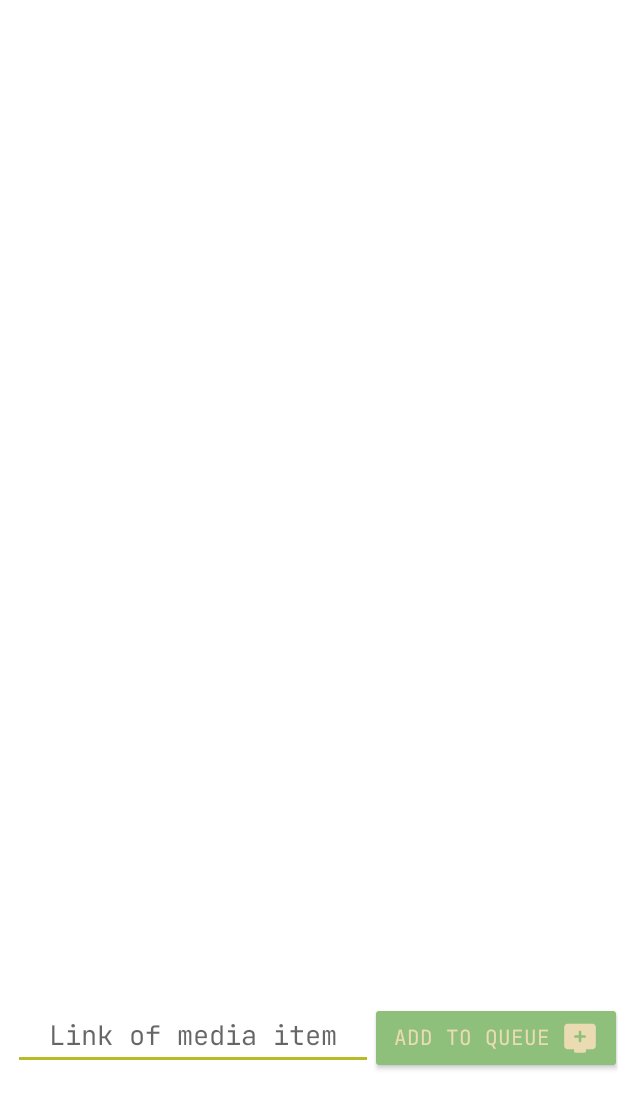
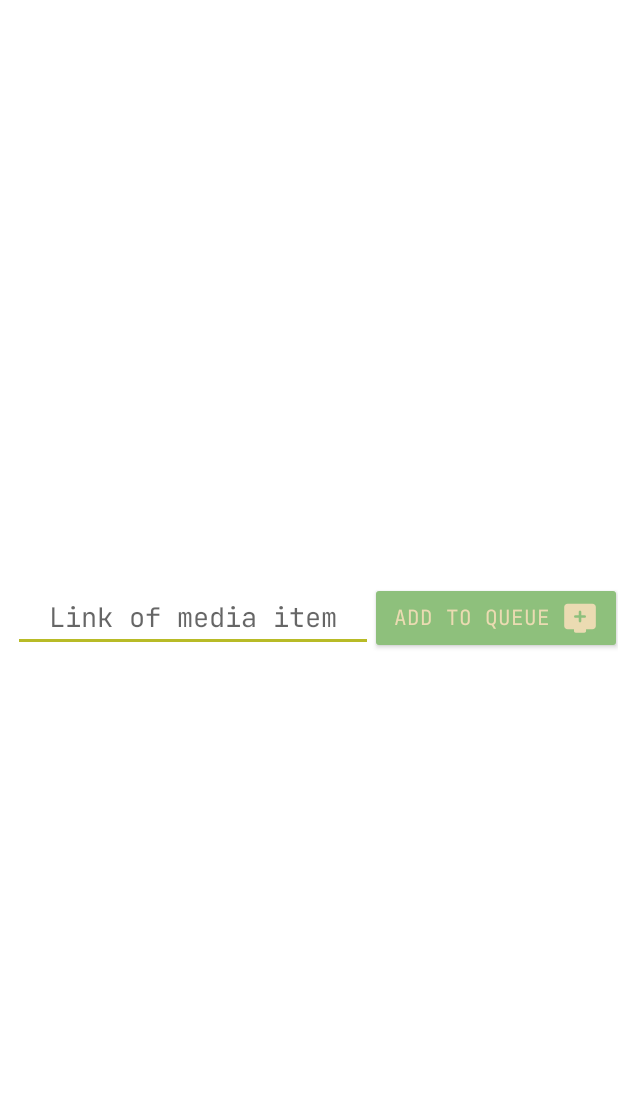
Before and after one commit to BrickerFixer/TurnableNew, an Android app: the layout activity_storage.xml on its own in the app's theme, with its tools: preview values and no code run, on a phone screen of 412 x 824 dp. Shown: the top 1109 px of the screen. Run offline under Robolectric (Android 15) with nearby library versions, the phone set to English and light mode, and no system bars.

Commit message:
added net storage tab

```diff
--- a/app/src/main/java/com/freeui/player/MainActivity.java
+++ b/app/src/main/java/com/freeui/player/MainActivity.java
@@ -5,6 +5,7 @@ import androidx.appcompat.app.AppCompatActivity;
 import androidx.appcompat.content.res.AppCompatResources;
 import androidx.core.content.ContextCompat;
 
+import android.content.Intent;
 import android.content.pm.ActivityInfo;
 import android.os.Bundle;
 import android.os.Handler;
@@ -54,6 +55,7 @@ public class MainActivity extends AppCompatActivity {
         ImageButton eq = findViewById(R.id.EQ);
         ImageButton settings = findViewById(R.id.settings);
         ImageView status = findViewById(R.id.status);
+        Intent myIntent = new Intent(this, StorageActivity.class);
         player.addListener(new Player.Listener() {
             @Override
             public void onPlayerError(PlaybackException error) {
@@ -89,7 +91,7 @@ public class MainActivity extends AppCompatActivity {
         net.setOnClickListener(new View.OnClickListener() {
             @Override
             public void onClick(View view) {
-
+                startActivity(myIntent);
             }
         });
         eq.setOnClickListener(new View.OnClickListener() {
--- a/app/src/main/res/layout/activity_storage.xml
+++ b/app/src/main/res/layout/activity_storage.xml
@@ -13,12 +13,12 @@
         style="@style/Widget.AppCompat.Button"
         android:layout_width="wrap_content"
         android:layout_height="wrap_content"
-        android:layout_marginTop="668dp"
         android:fontFamily="@font/mono"
         android:text="Add to queue"
         app:icon="@drawable/add_to_queue_48px"
         app:iconGravity="textEnd"
         app:iconSize="24dp"
+        app:layout_constraintBottom_toBottomOf="parent"
         app:layout_constraintEnd_toEndOf="parent"
         app:layout_constraintStart_toEndOf="@+id/mediaItem"
         app:layout_constraintTop_toTopOf="parent" />
@@ -27,13 +27,13 @@
         android:id="@+id/mediaItem"
         android:layout_width="wrap_content"
         android:layout_height="wrap_content"
-        android:layout_marginTop="668dp"
         android:ems="10"
         android:fontFamily="@font/mono"
         android:hint="Link of media item"
         android:inputType="textPersonName"
         android:textAlignment="center"
         android:textColor="@color/white"
+        app:layout_constraintBottom_toBottomOf="parent"
         app:layout_constraintEnd_toEndOf="parent"
         app:layout_constraintHorizontal_bias="0.05"
         app:layout_constraintStart_toStartOf="parent"
```
Also changed, not shown: app/src/main/java/com/freeui/player/StorageActivity.java (+5 -5 lines).
